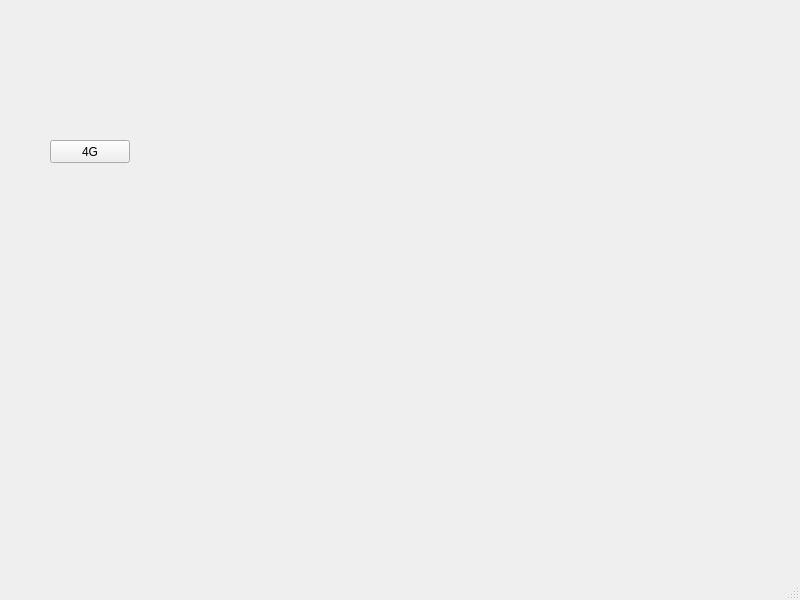
Before: the Qt Designer form UbuntuTest/ubuntutest.ui in zzggxx/ubuntutest_pythonProject, drawn with Qt 5.
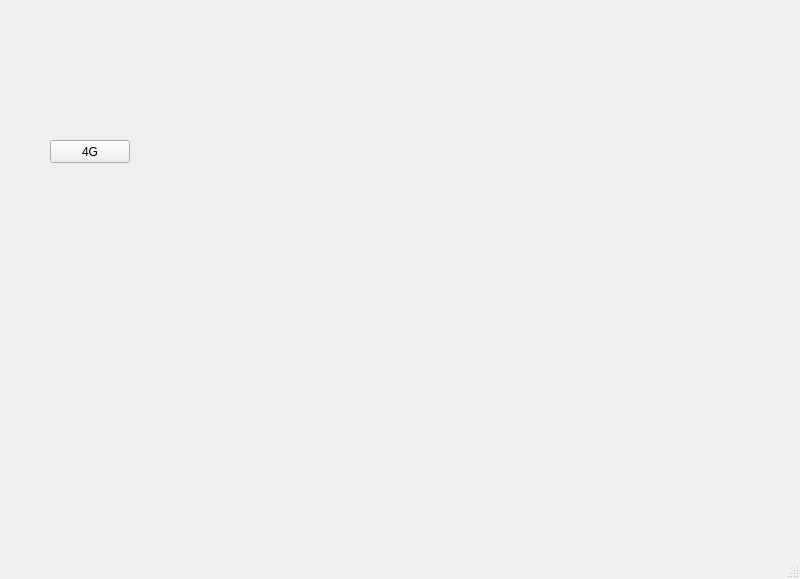
After: the same form once the commit is applied.

```diff
--- a/UbuntuTest/ubuntutest.ui
+++ b/UbuntuTest/ubuntutest.ui
@@ -7,7 +7,7 @@
     <x>0</x>
     <y>0</y>
     <width>800</width>
-    <height>600</height>
+    <height>579</height>
    </rect>
   </property>
   <property name="windowTitle">
@@ -30,8 +30,8 @@
    <widget class="QLabel" name="label">
     <property name="geometry">
      <rect>
-      <x>150</x>
-      <y>140</y>
+      <x>420</x>
+      <y>150</y>
       <width>59</width>
       <height>15</height>
      </rect>
```
Left out of the diff: 2 changed lines with no effect on the pictures.
